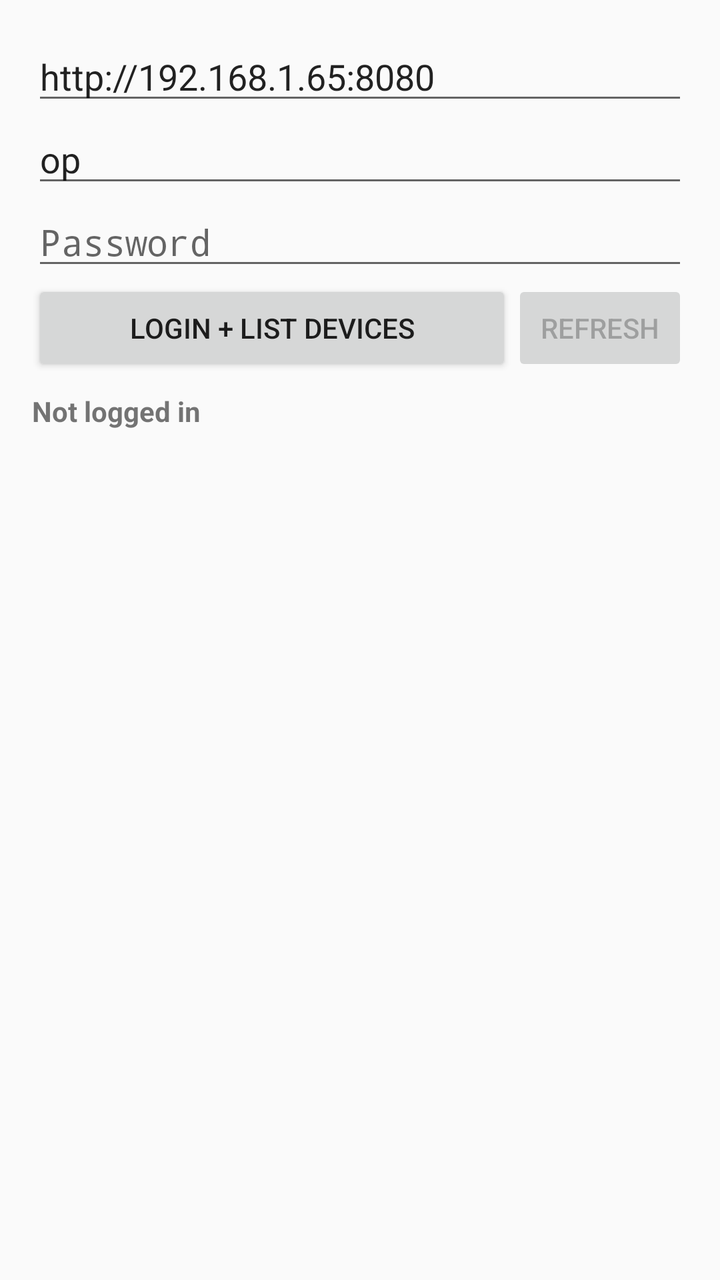
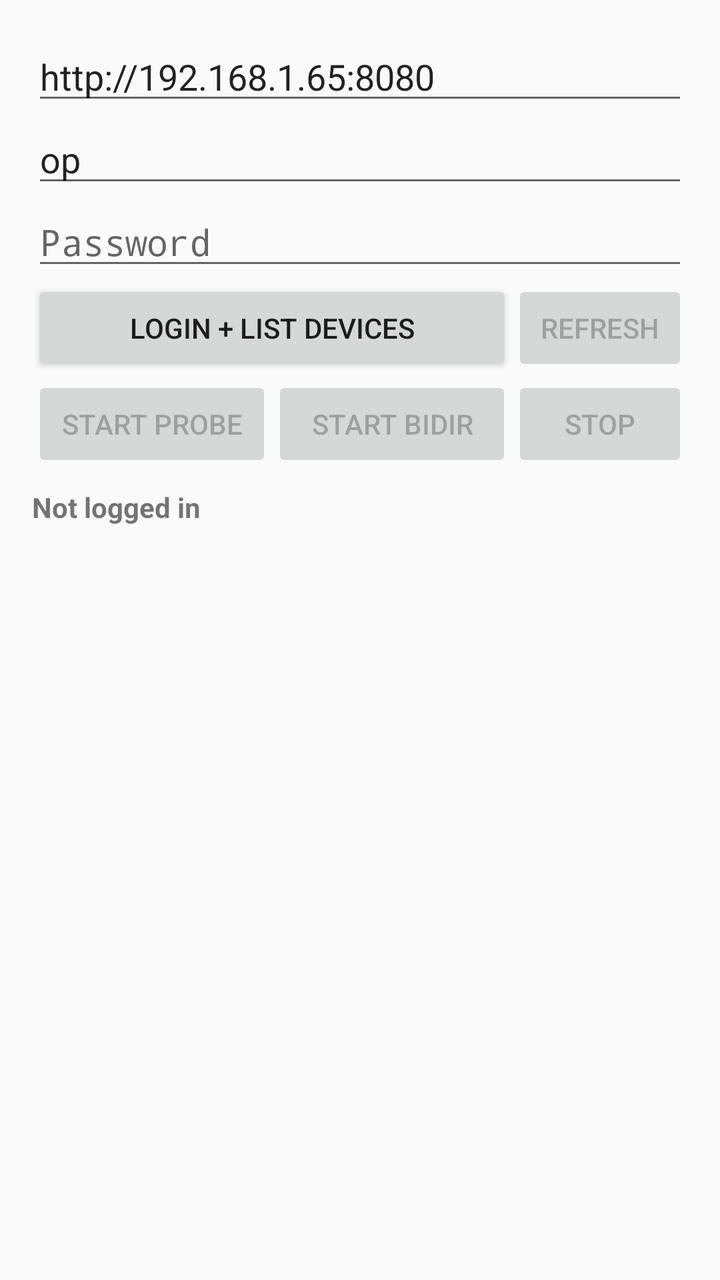

Compare the two renders of this Android layout. The source of the first and the diff that turns it into the second are given below.
<!-- AndroidManifest.xml: application theme Theme.AppCompat.Light.DarkActionBar -->
<!-- res/layout/activity_main.xml -->
<?xml version="1.0" encoding="utf-8"?>
<LinearLayout xmlns:android="http://schemas.android.com/apk/res/android"
    android:layout_width="match_parent"
    android:layout_height="match_parent"
    android:orientation="vertical"
    android:padding="16dp">

    <EditText
        android:id="@+id/serverUrl"
        android:layout_width="match_parent"
        android:layout_height="wrap_content"
        android:hint="Server URL"
        android:inputType="textUri"
        android:text="http://192.168.1.65:8080" />

    <EditText
        android:id="@+id/username"
        android:layout_width="match_parent"
        android:layout_height="wrap_content"
        android:hint="Operator username"
        android:inputType="text"
        android:text="op" />

    <EditText
        android:id="@+id/password"
        android:layout_width="match_parent"
        android:layout_height="wrap_content"
        android:hint="Password"
        android:inputType="textPassword" />

    <LinearLayout
        android:layout_width="match_parent"
        android:layout_height="wrap_content"
        android:orientation="horizontal">

        <Button
            android:id="@+id/loginBtn"
            android:layout_width="0dp"
            android:layout_weight="1"
            android:layout_height="wrap_content"
            android:text="Login + list devices" />

        <Button
            android:id="@+id/refreshBtn"
            android:layout_width="wrap_content"
            android:layout_height="wrap_content"
            android:enabled="false"
            android:text="Refresh" />
    </LinearLayout>

    <TextView
        android:id="@+id/status"
        android:layout_width="match_parent"
        android:layout_height="wrap_content"
        android:paddingVertical="8dp"
        android:textStyle="bold"
        android:text="Not logged in" />

    <ScrollView
        android:layout_width="match_parent"
        android:layout_height="0dp"
        android:layout_weight="1">

        <TextView
            android:id="@+id/output"
            android:layout_width="match_parent"
            android:layout_height="wrap_content"
            android:fontFamily="monospace"
            android:textSize="12sp" />
    </ScrollView>
</LinearLayout>
<!-- resources referenced by this layout -->
<resources>

</resources>

<!-- the commit's change to res/layout/activity_main.xml (unified diff, before → after) -->
@@ -48,6 +48,35 @@
             android:text="Refresh" />
     </LinearLayout>
 
+    <LinearLayout
+        android:layout_width="match_parent"
+        android:layout_height="wrap_content"
+        android:orientation="horizontal">
+
+        <Button
+            android:id="@+id/startProbeBtn"
+            android:layout_width="0dp"
+            android:layout_weight="1"
+            android:layout_height="wrap_content"
+            android:enabled="false"
+            android:text="Start probe" />
+
+        <Button
+            android:id="@+id/startBidirBtn"
+            android:layout_width="0dp"
+            android:layout_weight="1"
+            android:layout_height="wrap_content"
+            android:enabled="false"
+            android:text="Start bidir" />
+
+        <Button
+            android:id="@+id/stopBtn"
+            android:layout_width="wrap_content"
+            android:layout_height="wrap_content"
+            android:enabled="false"
+            android:text="Stop" />
+    </LinearLayout>
+
     <TextView
         android:id="@+id/status"
         android:layout_width="match_parent"
